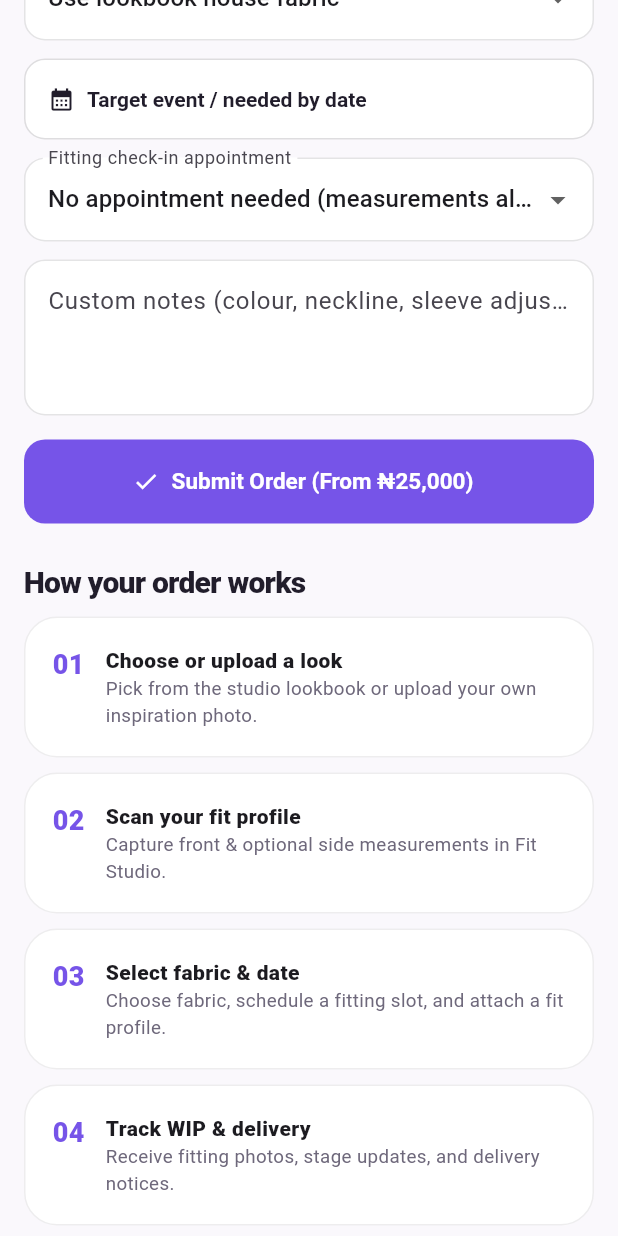
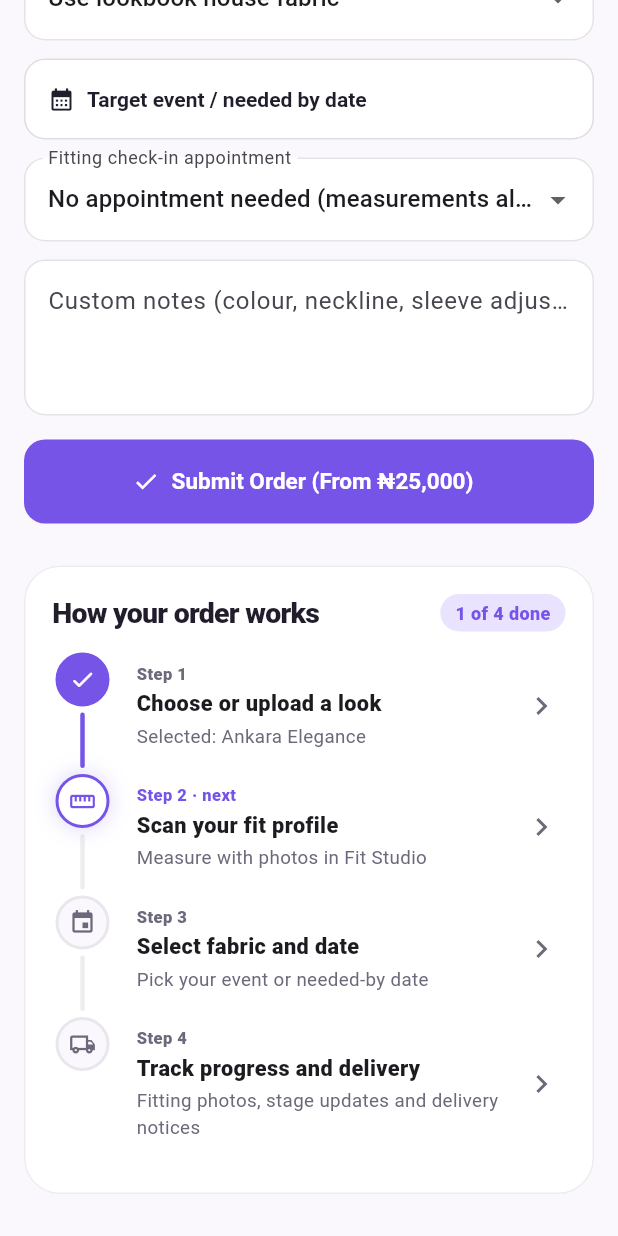
Before and after one commit to raphgm/truefit, a Flutter app: the BookScreen widget shown alone on an empty page, opened directly, scrolled down 741 dp, on a phone screen of 412 x 824 dp. Run offline on Flutter 3.47's test engine with Material 3 defaults, Android fonts, the phone set to English and light mode, and no system bars; our stand-ins replace camera, image_picker, material_ui, shared_preferences; accounts and stored records are empty.

Commit message:
Order timeline, cleaner AI scan and AI summary, distinct profile banner

```diff
--- a/mobile/lib/screens/book.dart
+++ b/mobile/lib/screens/book.dart
@@ -22,6 +22,13 @@ class _BookScreenState extends State<BookScreen> {
   Uint8List? photo;
   StyleAnalysis? style;
   final notes = TextEditingController();
+  final _scroll = ScrollController();
+
+  Future<void> _pickDate() async {
+    final now = DateTime.now();
+    final d = await showDatePicker(context: context, firstDate: now, lastDate: now.add(const Duration(days: 730)), initialDate: eventDate ?? now.add(const Duration(days: 21)));
+    if (d != null) setState(() => eventDate = d);
+  }
 
   @override
   void didChangeDependencies() {
@@ -76,7 +83,7 @@ class _BookScreenState extends State<BookScreen> {
   Widget build(BuildContext context) {
     final s = AppScope.of(context);
     final p = s.activeProfile;
-    return ListView(padding: const EdgeInsets.fromLTRB(16, 8, 16, 28), children: [
+    return ListView(controller: _scroll, padding: const EdgeInsets.fromLTRB(16, 8, 16, 28), children: [
       // Banner
       pageHeader('Book a Fitting', '${houseAtelier.location} · Turnaround ${houseAtelier.turnaround}',
           image: 'assets/images/outfit_elegant_boubou.jpg', icon: Icons.content_cut, eyebrow: houseAtelier.name, inset: false, tint: const Color(0xFFFFF1D6),
@@ -170,11 +177,7 @@ class _BookScreenState extends State<BookScreen> {
         style: OutlinedButton.styleFrom(minimumSize: const Size.fromHeight(54), alignment: Alignment.centerLeft, backgroundColor: Colors.white),
         icon: const Icon(Icons.calendar_month),
         label: Text(eventDate == null ? 'Target event / needed by date' : 'Needed by ${shortDate(eventDate!, year: true)}'),
-        onPressed: () async {
-          final now = DateTime.now();
-          final d = await showDatePicker(context: context, firstDate: now, lastDate: now.add(const Duration(days: 730)), initialDate: eventDate ?? now.add(const Duration(days: 21)));
-          if (d != null) setState(() => eventDate = d);
-        },
+        onPressed: _pickDate,
       ),
       if (rush) Container(
         margin: const EdgeInsets.only(top: 12), padding: const EdgeInsets.all(14),
@@ -199,16 +202,61 @@ class _BookScreenState extends State<BookScreen> {
         label: Text('Submit Order (${custom ? 'Custom Quote' : outfit.priceLabel})'),
       ),
       const SizedBox(height: 28),
-      Text('How your order works', style: display(20)),
-      const SizedBox(height: 12),
-      for (final (n, t, sub) in howItWorks) Padding(padding: const EdgeInsets.only(bottom: 10), child: card(child: Row(crossAxisAlignment: CrossAxisAlignment.start, children: [
-        Text(n, style: const TextStyle(color: purple, fontWeight: FontWeight.w900, fontSize: 18)),
-        const SizedBox(width: 14),
-        Expanded(child: Column(crossAxisAlignment: CrossAxisAlignment.start, children: [
-          Text(t, style: const TextStyle(fontWeight: FontWeight.w800)),
-          Text(sub, style: const TextStyle(color: muted, fontSize: 12.5)),
-        ])),
-      ]))),
+      _howItWorks(s),
     ]);
   }
+
+  /// "How your order works" as a live timeline: each step shows done / next / to come and takes you there.
+  Widget _howItWorks(AppState s) {
+    final measured = s.profiles.any((p) => p.analysis != null || !(p.updatedAt == 'Baseline profile' || p.updatedAt == 'New profile'));
+    final steps = <(IconData, String, String, bool, VoidCallback)>[
+      (Icons.checkroom, 'Choose or upload a look', custom ? (photo != null ? 'Your inspiration photo is ready' : 'Upload your inspiration photo') : 'Selected: ${outfit.name}',
+          !custom || photo != null, () => _scroll.animateTo(0, duration: const Duration(milliseconds: 400), curve: Curves.easeOut)),
+      (Icons.straighten, 'Scan your fit profile', measured ? '${s.activeProfile.label} is ready' : 'Measure with photos in Fit Studio', measured, () => s.go(AppTab.studio)),
+      (Icons.event, 'Select fabric and date', eventDate == null ? 'Pick your event or needed-by date' : '$fabric · ${shortDate(eventDate!, year: true)}', eventDate != null, _pickDate),
+      (Icons.local_shipping_outlined, 'Track progress and delivery', s.orders.isEmpty ? 'Fitting photos, stage updates and delivery notices' : '${s.orders.length} ${s.orders.length == 1 ? 'order' : 'orders'} in progress',
+          s.orders.isNotEmpty, () => s.go(AppTab.orders)),
+    ];
+    final next = steps.indexWhere((x) => !x.$4);
+    return Container(
+      padding: const EdgeInsets.all(18),
+      decoration: BoxDecoration(color: Colors.white, borderRadius: BorderRadius.circular(24), border: Border.all(color: line)),
+      child: Column(crossAxisAlignment: CrossAxisAlignment.start, children: [
+        Row(children: [
+          Expanded(child: Text('How your order works', style: display(19))),
+          Container(padding: const EdgeInsets.symmetric(horizontal: 10, vertical: 4), decoration: BoxDecoration(color: lavender, borderRadius: BorderRadius.circular(20)),
+              child: Text('${steps.where((x) => x.$4).length} of ${steps.length} done', style: const TextStyle(color: purple, fontWeight: FontWeight.w800, fontSize: 12))),
+        ]),
+        const SizedBox(height: 14),
+        for (var i = 0; i < steps.length; i++) IntrinsicHeight(child: Row(crossAxisAlignment: CrossAxisAlignment.stretch, children: [
+          SizedBox(width: 40, child: Column(children: [
+            AnimatedContainer(
+              duration: const Duration(milliseconds: 300), width: 36, height: 36,
+              decoration: BoxDecoration(shape: BoxShape.circle,
+                  color: steps[i].$4 ? purple : (i == next ? Colors.white : bg),
+                  border: Border.all(color: steps[i].$4 || i == next ? purple : line, width: 2),
+                  boxShadow: i == next ? [BoxShadow(color: purple.withValues(alpha: 0.25), blurRadius: 12)] : null),
+              child: Icon(steps[i].$4 ? Icons.check_rounded : steps[i].$1, size: 18, color: steps[i].$4 ? Colors.white : (i == next ? purple : muted)),
+            ),
+            if (i < steps.length - 1) Expanded(child: Container(width: 3, margin: const EdgeInsets.symmetric(vertical: 4),
+                decoration: BoxDecoration(color: steps[i].$4 ? purple : line, borderRadius: BorderRadius.circular(2)))),
+          ])),
+          const SizedBox(width: 12),
+          Expanded(child: InkWell(
+            borderRadius: BorderRadius.circular(14), onTap: steps[i].$5,
+            child: Padding(padding: const EdgeInsets.fromLTRB(4, 6, 4, 16), child: Row(children: [
+              Expanded(child: Column(crossAxisAlignment: CrossAxisAlignment.start, children: [
+                Text('Step ${i + 1}${i == next ? ' · next' : ''}', style: TextStyle(fontSize: 11, fontWeight: FontWeight.w800, color: i == next ? purple : muted, letterSpacing: 0.3)),
+                const SizedBox(height: 2),
+                Text(steps[i].$2, style: const TextStyle(fontWeight: FontWeight.w800, fontSize: 14.5)),
+                const SizedBox(height: 2),
+                Text(steps[i].$3, maxLines: 2, overflow: TextOverflow.ellipsis, style: const TextStyle(color: muted, fontSize: 12.5)),
+              ])),
+              const Icon(Icons.chevron_right, color: muted),
+            ])),
+          )),
+        ])),
+      ]),
+    );
+  }
 }
--- a/mobile/lib/screens/orders.dart
+++ b/mobile/lib/screens/orders.dart
@@ -173,7 +173,7 @@ class ProfileScreen extends StatelessWidget {
     ];
     return ListView(padding: const EdgeInsets.only(bottom: 24), children: [
       pageHeader(u.name, u.email,
-          image: 'assets/images/outfit_weekend_fit.jpg', icon: Icons.person_outline, eyebrow: u.isGuest ? 'Guest account' : 'My account', tint: const Color(0xFFFFE9D9),
+          image: 'assets/images/outfit_weekend_fit.jpg', icon: Icons.person_outline, eyebrow: u.isGuest ? 'Guest account' : 'My account', tint: const Color(0xFFD4F1F8),
           trailing: bannerChip(Icons.checkroom, '${s.favorites.length} saved · ${s.orders.length} orders')),
       Padding(padding: const EdgeInsets.symmetric(horizontal: 16), child: GridView.count(
         crossAxisCount: 2, shrinkWrap: true, physics: const NeverScrollableScrollPhysics(),
```
Also changed, not shown: mobile/lib/screens/studio.dart (+148 -124 lines).
